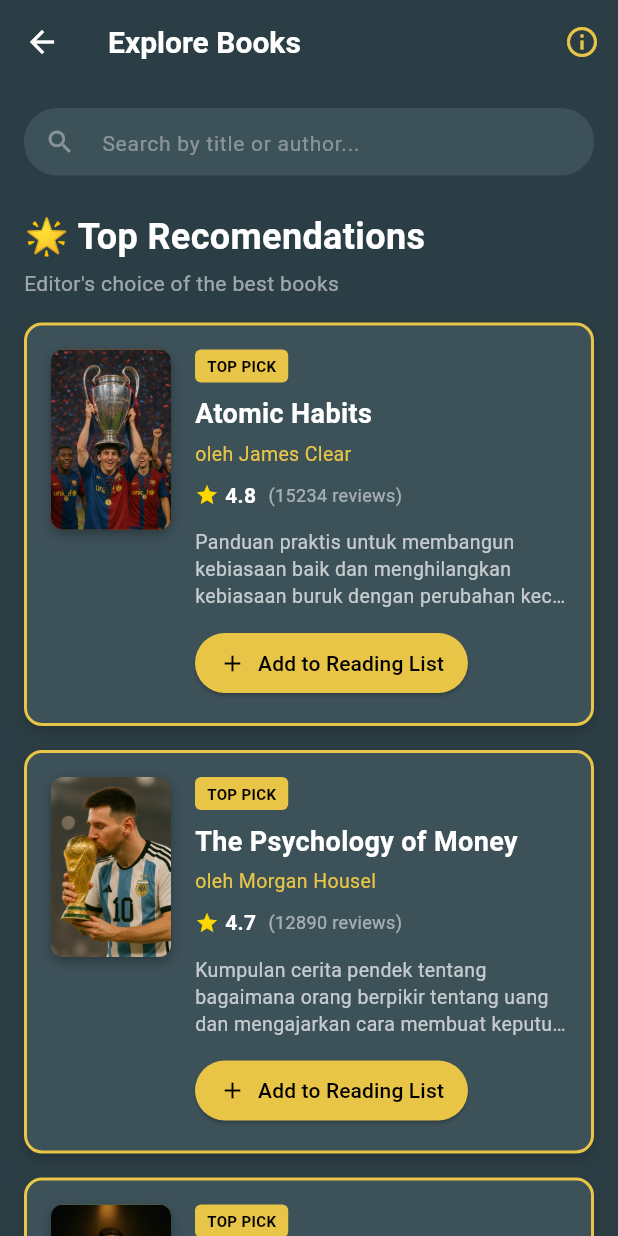
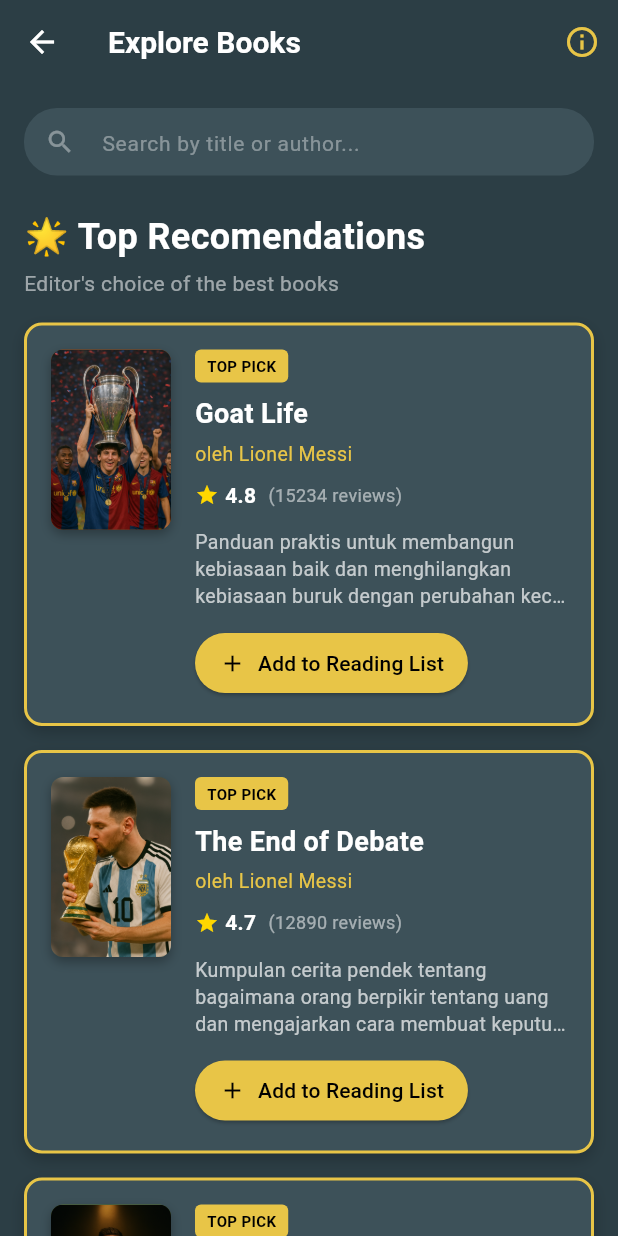
Before and after one commit to YusufxAlbana/Reading_List_App, a Flutter app: the ExploreView screen opened by its route, on a phone screen of 412 x 824 dp. Run offline on Flutter 3.47's test engine with Material 3 defaults, Android fonts, the phone set to English and light mode, and no system bars; our stand-ins replace get, get_storage, image_picker; accounts and stored records are empty.

Commit message:
ngubah explore supaya sesuai

```diff
--- a/lib/views/explore_view.dart
+++ b/lib/views/explore_view.dart
@@ -9,8 +9,8 @@
   // Data dummy dipindahkan ke sini agar bisa diakses oleh State
   final List<Map<String, dynamic>> topRecommendations = [
     {
-      'title': 'Atomic Habits',
-      'author': 'James Clear',
+      'title': 'Goat Life',
+      'author': 'Lionel Messi',
       'description': 'Panduan praktis untuk membangun kebiasaan baik dan menghilangkan kebiasaan buruk dengan perubahan kecil yang memberikan hasil luar biasa.',
       'rating': 4.8,
       'reviews': 15234,
@@ -18,8 +18,8 @@
       'color': const Color(0xFF8B4513),
     },
     {
-      'title': 'The Psychology of Money',
-      'author': 'Morgan Housel',
+      'title': 'The End of Debate',
+      'author': 'Lionel Messi',
       'description': 'Kumpulan cerita pendek tentang bagaimana orang berpikir tentang uang dan mengajarkan cara membuat keputusan finansial yang lebih baik.',
       'rating': 4.7,
       'reviews': 12890,
@@ -27,8 +27,8 @@
       'color': const Color(0xFF2F4F4F),
     },
     {
-      'title': 'Sapiens',
-      'author': 'Yuval Noah Harari',
+      'title': 'Impossible Way',
+      'author': 'Lionel Messi',
       'description': 'Sejarah singkat umat manusia dari zaman batu hingga era modern, mengeksplorasi bagaimana Homo sapiens menjadi spesies dominan.',
       'rating': 4.6,
       'reviews': 23456,
@@ -36,19 +36,19 @@
       'color': const Color(0xFF556B2F),
     },
     {
-      'title': 'Deep Work',
-      'author': 'Cal Newport',
+      'title': 'No One Can Stop Me',
+      'author': 'Cristiano Ronaldo',
       'description': 'Aturan untuk fokus sukses di dunia yang penuh distraksi, mengajarkan bagaimana mengembangkan kemampuan bekerja secara mendalam.',
       'rating': 4.5,
       'reviews': 9876,
-      'imageUrl': 'assets/images/4.png', // Path gambar diubah
+      'imageUrl': 'assets/images/5.jpeg', // Path gambar diubah
       'color': const Color(0xFFCC7722),
     },
   ];
 
   final List<Map<String, dynamic>> popularBooks = [
     {
-      'title': 'Think and Grow Rich',
+      'title': 'UCL Champion',
       'author': 'Napoleon Hill',
       'description': 'Filosofi klasik tentang kesuksesan pribadi dan finansial berdasarkan wawancara dengan orang-orang sukses.',
       'rating': 4.4,
@@ -57,7 +57,7 @@
       'color': const Color(0xFF4B0082),
     },
     {
-      'title': 'The Lean Startup',
+      'title': 'The Best of Lionel Messi',
       'author': 'Eric Ries',
       'description': 'Pendekatan baru untuk membangun dan meluncurkan startup dengan cepat dan efisien melalui iterasi dan pembelajaran.',
       'rating': 4.3,
@@ -66,7 +66,7 @@
       'color': const Color(0xFFDC143C),
     },
     {
-      'title': 'Educated',
+      'title': "8 Baloon di'or",
       'author': 'Tara Westover',
       'description': 'Memoar yang menginspirasi tentang seorang wanita yang tumbuh di keluarga survivalis dan perjalanannya menuju pendidikan.',
       'rating': 4.6,
@@ -75,12 +75,12 @@
       'color': const Color(0xFF8B4513),
     },
     {
-      'title': 'The 7 Habits',
+      'title': 'Hattrick Revenge',
       'author': 'Stephen Covey',
       'description': 'Tujuh kebiasaan orang yang sangat efektif untuk mencapai kesuksesan pribadi dan profesional.',
       'rating': 4.5,
       'reviews': 14567,
-      'imageUrl': 'assets/images/4.png',
+      'imageUrl': 'assets/images/5.jpeg',
       'color': const Color(0xFF2F4F4F),
     },
     // ... (data dummy lainnya tetap sama)
```
Also changed, not shown: assets/images/5.jpeg (added).
